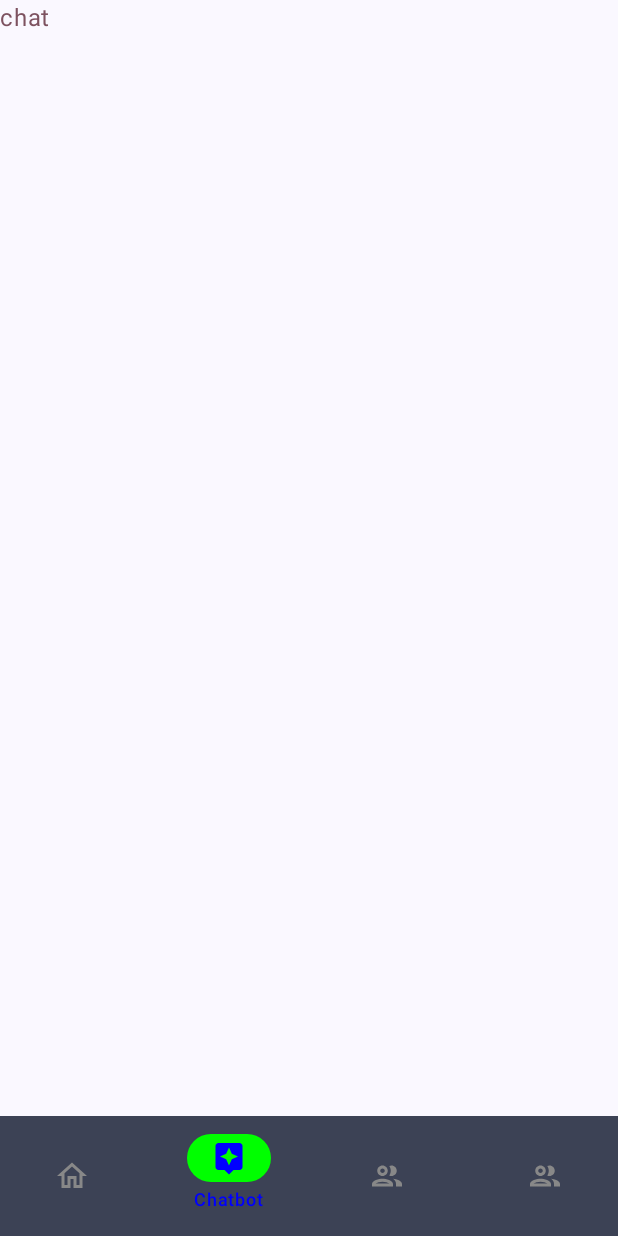
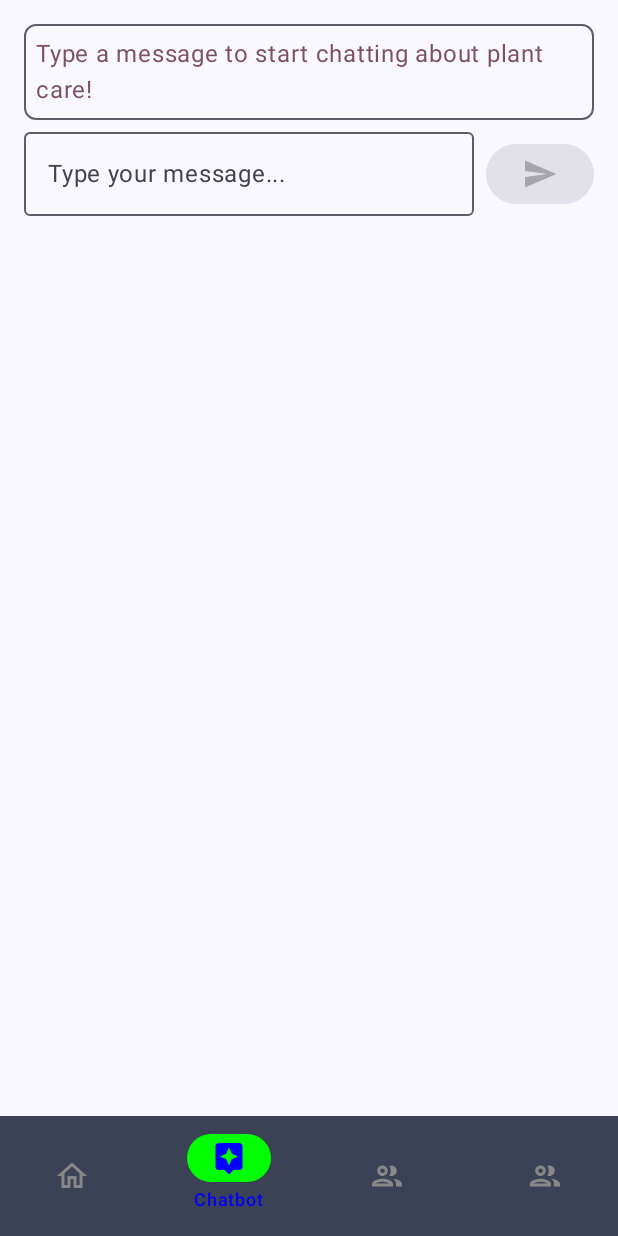
Before and after one commit to Nikita2812/PlantSy-androidApp, an Android app built with Jetpack Compose: the chatbot screen opened through its navigation route, on a phone screen of 412 x 824 dp. Run offline under Robolectric (Android 15) with nearby library versions, the phone set to English and light mode, and no system bars.

Commit message:
feat(chatbot): Connected chat api

```diff
--- a/app/src/main/java/com/nikita_prasad/plantsy/screen/Chatbot.kt
+++ b/app/src/main/java/com/nikita_prasad/plantsy/screen/Chatbot.kt
@@ -1,12 +1,120 @@
 package com.nikita_prasad.plantsy.screen
 
+import android.util.Log
+import androidx.compose.foundation.border
+import androidx.compose.foundation.layout.Arrangement
+import androidx.compose.foundation.layout.Box
+import androidx.compose.foundation.layout.Column
+import androidx.compose.foundation.layout.Row
+import androidx.compose.foundation.layout.fillMaxSize
+import androidx.compose.foundation.layout.fillMaxWidth
+import androidx.compose.foundation.layout.padding
+import androidx.compose.foundation.shape.RoundedCornerShape
+import androidx.compose.material.icons.Icons
+import androidx.compose.material.icons.filled.Send
+import androidx.compose.material3.Button
+import androidx.compose.material3.CircularProgressIndicator
+import androidx.compose.material3.Icon
+import androidx.compose.material3.MaterialTheme
+import androidx.compose.material3.OutlinedTextField
 import androidx.compose.material3.Text
 import androidx.compose.runtime.Composable
+import androidx.compose.runtime.getValue
+import androidx.compose.runtime.mutableStateOf
+import androidx.compose.runtime.remember
+import androidx.compose.runtime.rememberCoroutineScope
+import androidx.compose.runtime.setValue
+import androidx.compose.ui.Alignment
 import androidx.compose.ui.Modifier
+import androidx.compose.ui.unit.dp
+import androidx.lifecycle.viewmodel.compose.viewModel
+import com.nikita_prasad.plantsy.screen.chatbot.chatbot_dc
+import com.nikita_prasad.plantsy.utils.viewmodel.ChatVM
+import kotlinx.coroutines.coroutineScope
+import kotlinx.coroutines.launch
 
 @Composable
 fun ChatbotScreen(modifier: Modifier = Modifier) {
-    Text(
-        text = "chat"
-    )
+    val chatVM: ChatVM = viewModel()
+    val coroutineScope = rememberCoroutineScope()
+
+    // State for user input and chat history
+    var userInput by remember { mutableStateOf("") }
+    var response by remember { mutableStateOf(chatbot_dc("")) }
+    var isLoading by remember { mutableStateOf(false) }
+
+    Column(
+        modifier = modifier.padding(16.dp),
+        verticalArrangement = Arrangement.spacedBy(8.dp)
+    ) {
+
+        Box(
+            modifier = Modifier
+                .fillMaxWidth()
+                .border(1.dp, MaterialTheme.colorScheme.outline, RoundedCornerShape(8.dp))
+                .padding(8.dp)
+        ) {
+            if (isLoading) {
+                Box(modifier = Modifier, contentAlignment = Alignment.Center) {
+                    CircularProgressIndicator()
+                }
+            } else if (response.message?.isNotEmpty() == true) {
+                response.message?.let { Text(text = it) }
+            } else {
+                Text(text = "Type a message to start chatting about plant care!")
+            }
+        }
+
+        Row(
+            modifier = Modifier.fillMaxWidth(),
+            horizontalArrangement = Arrangement.spacedBy(8.dp),
+            verticalAlignment = Alignment.CenterVertically
+        ) {
+            OutlinedTextField(
+                value = userInput,
+                onValueChange = { userInput = it },
+                modifier = Modifier.weight(1f),
+                placeholder = { Text("Type your message...") },
+                singleLine = true
+            )
+
+
+            Button(
+                onClick = {
+                    if (userInput.isNotEmpty() && !isLoading) {
+                        isLoading = true
+                        val messageToSend = userInput
+
+                        Log.d("ChatbotScreen", "Sending message: $messageToSend")
+
+                        userInput = ""
+
+                        coroutineScope.launch {
+                            chatVM.chat(
+                                message = messageToSend,
+                                onSuccess = { result ->
+                                    response = result
+                                    isLoading = false
+                                    Log.d("response", "Received chatbot message: $result")
+                                },
+                                onError = { error ->
+                                    response.message = "Error: $error"
+                                    isLoading = false
+                                    Log.d("response", "Error: $error")
+                                },
+                                mode = 0,
+                                isSearchEnabled = false
+                            )
+                        }
+                    }
+                },
+                enabled = userInput.isNotEmpty() && !isLoading
+            ) {
+                Icon(
+                    imageVector = Icons.Default.Send,
+                    contentDescription = "Send message"
+                )
+            }
+        }
+    }
 }
--- /dev/null
+++ b/app/src/main/java/com/nikita_prasad/plantsy/screen/chatbot/chatbot_dc.kt
@@ -0,0 +1,7 @@
+package com.nikita_prasad.plantsy.screen.chatbot
+
+
+data class chatbot_dc (
+    var message: String?,
+    val references:List<String>? = null
+)
```
Also changed, not shown: app/src/main/java/com/nikita_prasad/plantsy/screen/chatbot/chatbot_interface.kt (added, +27 -0 lines), app/src/main/java/com/nikita_prasad/plantsy/screen/chatbot/chatbot_obj.kt (added, +54 -0 lines), app/src/main/java/com/nikita_prasad/plantsy/utils/viewmodel/ChatVM.kt (added, +97 -0 lines).
